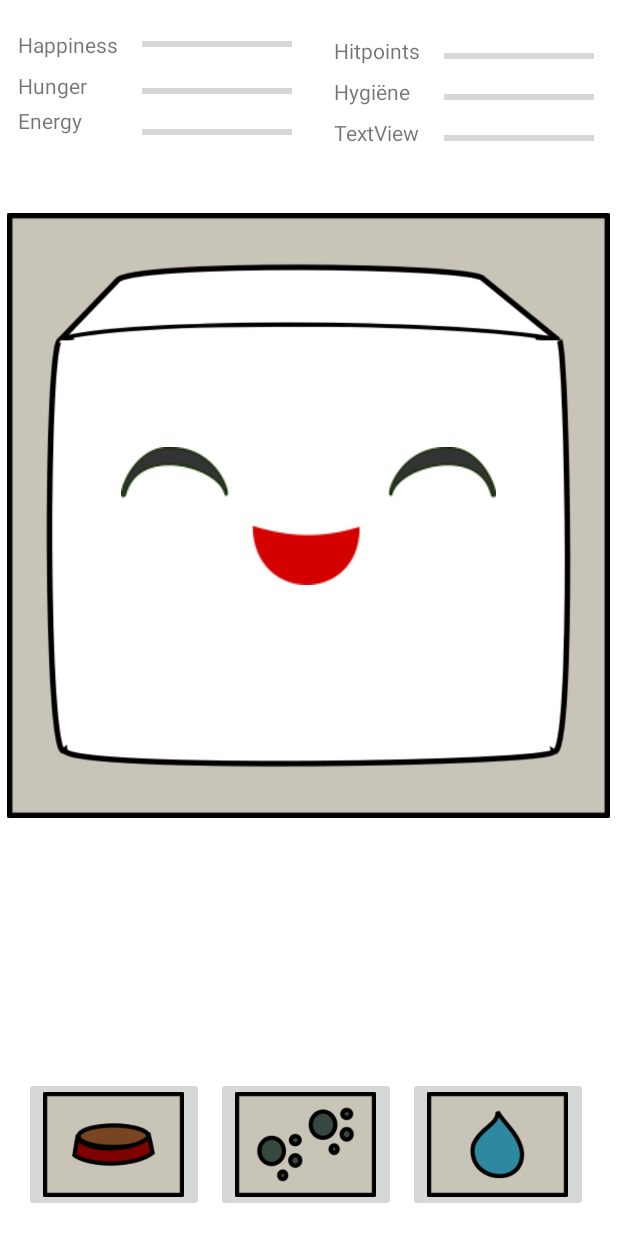
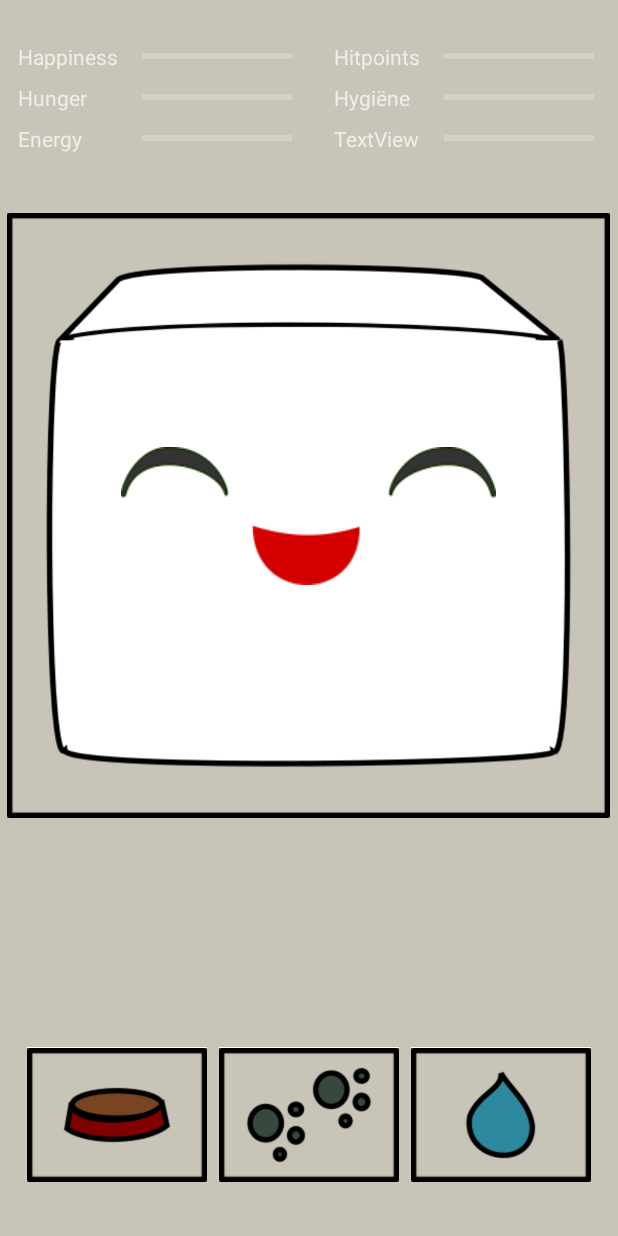
Before and after one commit to stevenwierda/TamagochiV1, an Android app: the layout activity_main.xml on its own in the app's theme, with its tools: preview values and no code run, on a phone screen of 412 x 824 dp. Run offline under Robolectric (Android 15) with nearby library versions, the phone set to English and light mode, and no system bars.

```diff
--- a/app/src/main/res/layout/activity_main.xml
+++ b/app/src/main/res/layout/activity_main.xml
@@ -4,21 +4,19 @@
     xmlns:tools="http://schemas.android.com/tools"
     android:layout_width="match_parent"
     android:layout_height="match_parent"
+    android:background="#c8c4b7"
     tools:context=".MainActivity">
 
     <ImageButton
         android:id="@+id/goToFoodButton"
         android:layout_width="120dp"
         android:layout_height="90dp"
-        android:layout_marginStart="16dp"
-        android:layout_marginLeft="16dp"
         android:layout_marginEnd="8dp"
         android:layout_marginRight="8dp"
-        android:layout_marginBottom="16dp"
+        android:background="#FFFFFF"
         android:scaleType="centerInside"
-        app:layout_constraintBottom_toBottomOf="parent"
+        app:layout_constraintBottom_toBottomOf="@+id/goToWalkButton"
         app:layout_constraintEnd_toStartOf="@+id/goToWalkButton"
-        app:layout_constraintStart_toStartOf="parent"
         app:srcCompat="@drawable/food" />
 
     <ImageButton
@@ -27,14 +25,10 @@
         android:layout_height="90dp"
         android:layout_marginStart="8dp"
         android:layout_marginLeft="8dp"
-        android:layout_marginEnd="16dp"
-        android:layout_marginRight="16dp"
-        android:layout_marginBottom="16dp"
+        android:background="#FFFFFF"
         android:contentDescription="TODO"
         android:scaleType="centerInside"
-        app:layout_constraintBottom_toBottomOf="parent"
-        app:layout_constraintEnd_toEndOf="parent"
-        app:layout_constraintHorizontal_bias="0.0"
+        app:layout_constraintBottom_toBottomOf="@+id/goToWalkButton"
         app:layout_constraintStart_toEndOf="@+id/goToWalkButton"
         app:srcCompat="@drawable/bath" />
 
@@ -42,12 +36,12 @@
         android:id="@+id/goToWalkButton"
         android:layout_width="120dp"
         android:layout_height="90dp"
-        android:layout_marginStart="8dp"
-        android:layout_marginLeft="8dp"
-        android:layout_marginBottom="16dp"
+        android:layout_marginBottom="36dp"
+        android:background="#FFFFFF"
         android:scaleType="centerInside"
         app:layout_constraintBottom_toBottomOf="parent"
-        app:layout_constraintStart_toEndOf="@+id/goToFoodButton"
+        app:layout_constraintEnd_toEndOf="parent"
+        app:layout_constraintStart_toStartOf="parent"
         app:srcCompat="@drawable/walks" />
 
     <ImageView
@@ -76,7 +70,6 @@
         style="?android:attr/progressBarStyleHorizontal"
         android:layout_width="100dp"
         android:layout_height="19dp"
-        android:layout_marginTop="8dp"
         app:layout_constraintStart_toStartOf="@+id/progress_hunger"
         app:layout_constraintTop_toTopOf="@+id/textView4" />
 
@@ -84,7 +77,6 @@
         android:id="@+id/textView6"
         android:layout_width="wrap_content"
         android:layout_height="wrap_content"
-        android:layout_marginTop="4dp"
         android:text="Hygiëne"
         app:layout_constraintStart_toStartOf="@+id/textView5"
         app:layout_constraintTop_toTopOf="@+id/textView3" />
@@ -95,7 +87,6 @@
         android:layout_height="wrap_content"
         android:layout_marginStart="144dp"
         android:layout_marginLeft="144dp"
-        android:layout_marginTop="4dp"
         android:text="Hitpoints"
         app:layout_constraintStart_toEndOf="@+id/textView"
         app:layout_constraintTop_toTopOf="@+id/textView" />
@@ -105,7 +96,6 @@
         style="?android:attr/progressBarStyleHorizontal"
         android:layout_width="100dp"
         android:layout_height="19dp"
-        android:layout_marginTop="4dp"
         app:layout_constraintStart_toStartOf="@+id/progress_hygiene"
         app:layout_constraintTop_toTopOf="@+id/textView7" />
 
@@ -113,7 +103,7 @@
         android:id="@+id/textView4"
         android:layout_width="wrap_content"
         android:layout_height="wrap_content"
-        android:layout_marginTop="4dp"
+        android:layout_marginTop="8dp"
         android:text="Energy"
         app:layout_constraintStart_toStartOf="@+id/textView3"
         app:layout_constraintTop_toBottomOf="@+id/textView3" />
@@ -123,7 +113,6 @@
         style="?android:attr/progressBarStyleHorizontal"
         android:layout_width="100dp"
         android:layout_height="19dp"
-        android:layout_marginTop="4dp"
         app:layout_constraintStart_toStartOf="@+id/progress_happiness"
         app:layout_constraintTop_toTopOf="@+id/textView3" />
 
@@ -133,7 +122,7 @@
         android:layout_height="wrap_content"
         android:layout_marginStart="12dp"
         android:layout_marginLeft="12dp"
-        android:layout_marginTop="20dp"
+        android:layout_marginTop="28dp"
         android:text="Happiness"
         app:layout_constraintStart_toStartOf="parent"
         app:layout_constraintTop_toTopOf="parent" />
@@ -143,15 +132,13 @@
         style="?android:attr/progressBarStyleHorizontal"
         android:layout_width="100dp"
         android:layout_height="19dp"
-        android:layout_marginTop="4dp"
         app:layout_constraintStart_toStartOf="@+id/progress_hitpoints"
-        app:layout_constraintTop_toTopOf="@+id/textView6" />
+        app:layout_constraintTop_toTopOf="@+id/textView6"/>
 
     <TextView
         android:id="@+id/textView7"
         android:layout_width="wrap_content"
         android:layout_height="wrap_content"
-        android:layout_marginTop="8dp"
         android:text="TextView"
         app:layout_constraintStart_toStartOf="@+id/textView6"
         app:layout_constraintTop_toTopOf="@+id/textView4" />
@@ -172,6 +159,8 @@
         android:layout_height="19dp"
         android:layout_marginStart="16dp"
         android:layout_marginLeft="16dp"
+        android:indeterminateBehavior="repeat"
+        android:indeterminateOnly="false"
         app:layout_constraintBottom_toBottomOf="@+id/textView"
         app:layout_constraintStart_toEndOf="@+id/textView"
         app:layout_constraintTop_toTopOf="@+id/textView"
@@ -184,7 +173,6 @@
         android:layout_height="19dp"
         android:layout_marginStart="16dp"
         android:layout_marginLeft="16dp"
-        android:layout_marginTop="4dp"
         app:layout_constraintStart_toEndOf="@+id/textView5"
         app:layout_constraintTop_toTopOf="@+id/textView5" />
 
--- a/app/src/main/res/values-night/themes.xml
+++ b/app/src/main/res/values-night/themes.xml
@@ -1,9 +1,9 @@
 <resources xmlns:tools="http://schemas.android.com/tools">
     <!-- Base application theme. -->
-    <style name="Theme.TamagochiV1" parent="Theme.MaterialComponents.DayNight.DarkActionBar">
+    <style name="Theme.TamagochiV1" parent="Theme.AppCompat.NoActionBar">
         <!-- Primary brand color. -->
-        <item name="colorPrimary">@color/purple_200</item>
-        <item name="colorPrimaryVariant">@color/purple_700</item>
+        <item name="colorPrimary">@color/grey</item>
+        <item name="colorPrimaryVariant">@color/darker_grey</item>
         <item name="colorOnPrimary">@color/black</item>
         <!-- Secondary brand color. -->
         <item name="colorSecondary">@color/teal_200</item>
--- a/app/src/main/res/values/colors.xml
+++ b/app/src/main/res/values/colors.xml
@@ -7,4 +7,6 @@
     <color name="teal_700">#FF018786</color>
     <color name="black">#FF000000</color>
     <color name="white">#FFFFFFFF</color>
+    <color name="darker_grey">#64645c</color>
+    <color name="grey">#c9c1b1</color>
 </resources>
--- a/app/src/main/res/values/themes.xml
+++ b/app/src/main/res/values/themes.xml
@@ -1,9 +1,9 @@
 <resources xmlns:tools="http://schemas.android.com/tools">
     <!-- Base application theme. -->
-    <style name="Theme.TamagochiV1" parent="Theme.MaterialComponents.DayNight.DarkActionBar">
+    <style name="Theme.TamagochiV1" parent="Theme.AppCompat.NoActionBar">
         <!-- Primary brand color. -->
-        <item name="colorPrimary">@color/purple_500</item>
-        <item name="colorPrimaryVariant">@color/purple_700</item>
+        <item name="colorPrimary">@color/grey</item>
+        <item name="colorPrimaryVariant">@color/darker_grey</item>
         <item name="colorOnPrimary">@color/white</item>
         <!-- Secondary brand color. -->
         <item name="colorSecondary">@color/teal_200</item>
```
Also changed, not shown: app/src/main/java/com/example/tamagochiv1/MainActivity.kt (+18 -1 lines), app/src/main/java/com/example/tamagochiv1/ServiceHandler.kt (added, +46 -0 lines).
